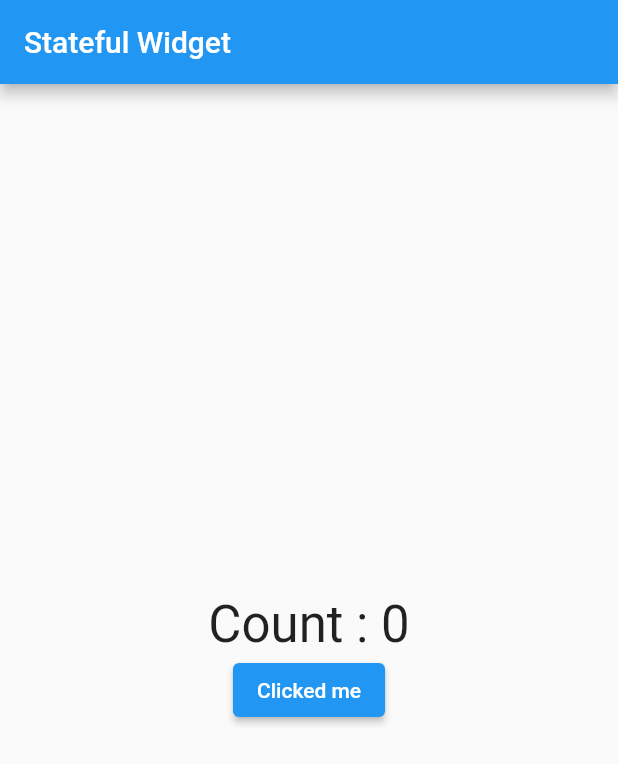
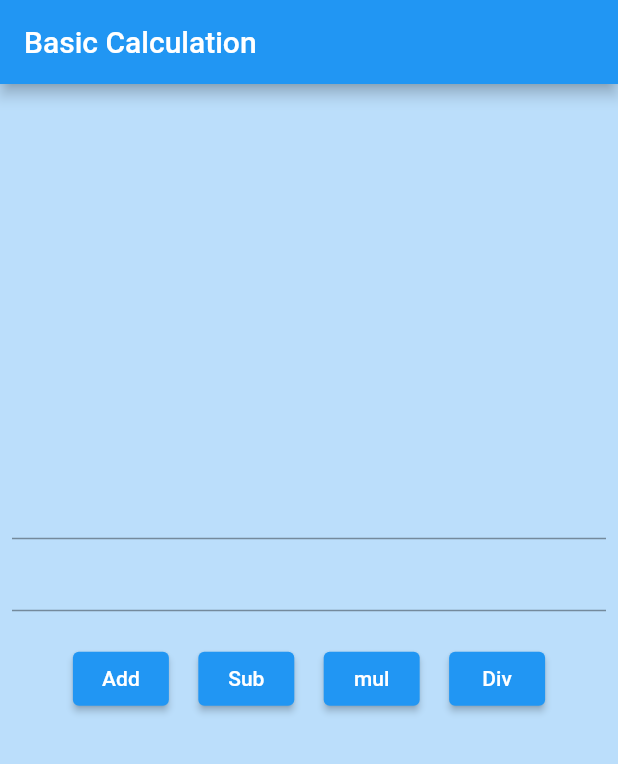
Before and after one commit to ankitsingh060/flutter_practice_, a Flutter app: the screen it shows after launch, on a phone screen of 412 x 824 dp. Shown: the top 764 px of the screen. Run offline on Flutter 3.47's test engine with Material 2 defaults, Android fonts, the phone set to English and light mode, and no system bars; our stand-ins replace font_awesome_flutter.

Commit message:
learn setstate to set the variable value

```diff
--- a/postition_widget/lib/main.dart
+++ b/postition_widget/lib/main.dart
@@ -31,24 +31,104 @@ class MyHomePage extends StatefulWidget {
 
 class MyHomeState extends State<MyHomePage>{
   var count =0;
+  var no1Controller = TextEditingController();
+  var no2Controller = TextEditingController();
+  var result ="";
   @override
   Widget build(BuildContext context) {
     return Scaffold(
       appBar: AppBar(
-        title: Text("Stateful Widget")
+        title: Text("Basic Calculation")
       ),
-      body: Center(
+      // body: Center(
+      //   child: Column(
+      //     mainAxisAlignment: MainAxisAlignment.center,
+      //     children: [
+      //       Text('Count : $count', style: TextStyle(fontSize: 34),),
+      //       ElevatedButton(onPressed: (){
+      //         setState(() {
+      //           count++;
+      //           print(count);
+      //         });
+      //       }, child: Text("Clicked me"))
+      //     ],
+      //   ),
+      // ),
+
+      body: Container(
+        color: Colors.blue.shade100,
+        child: Center(
+          child: Padding(
+            padding: const EdgeInsets.all(8.0),
             child: Column(
               mainAxisAlignment: MainAxisAlignment.center,
               children: [
-            Text('Count : $count', style: TextStyle(fontSize: 34),),
+                TextField(
+                  keyboardType: TextInputType.number,
+                  controller: no1Controller,
+                ),
+                TextField(
+                  keyboardType: TextInputType.number  ,
+                  controller: no2Controller,
+                ),
+                Padding(
+                  padding: const EdgeInsets.all(21.0),
+                  child: Row(
+                    mainAxisAlignment: MainAxisAlignment.spaceEvenly,
+                     children: [
                       ElevatedButton(onPressed: (){
+                        var no1 = int.parse(no1Controller.text.toString());
+                        var no2 = int.parse(no2Controller.text.toString());
+
+                        var sum = no1 + no2;
+                        result = "The sum of $no1 and $no2 is $sum";
                         setState(() {
-                count++;
-                print(count);
+
                         });
-            }, child: Text("Clicked me"))
+                      }, child: Text('Add')),
+
+                      ElevatedButton(onPressed: (){
+                        var no1 = int.parse(no1Controller.text.toString());
+                        var no2 = int.parse(no2Controller.text.toString());
+
+                        var sub = no1 - no2;
+                        result = "The sub of $no1 and $no2 is $sub";
+                        setState(() {
+
+                        });
+                      }, child: Text('Sub')),
+
+                      ElevatedButton(onPressed: (){
+                        var no1 = int.parse(no1Controller.text.toString());
+                        var no2 = int.parse(no2Controller.text.toString());
+
+                        var mul = no1 * no2;
+                        result = "The mul of $no1 and $no2 is $mul";
+                        setState(() {
+
+                        });
+                      }, child: Text('mul')),
+
+                      ElevatedButton(onPressed: (){
+                        var no1 = int.parse(no1Controller.text.toString());
+                        var no2 = int.parse(no2Controller.text.toString());
+
+                        var div = no1 / no2;
+                        result = "The div of $no1 and $no2 is ${div.toStringAsFixed(2)}";
+                        setState(() {
+
+                        });
+                      }, child: Text('Div')),
                     ],
+                  ),
+                ),
+
+                Padding(padding: EdgeInsets.all(21),
+                  child: Text('$result',style: TextStyle(fontSize: 25),  ),)
+
+              ],
+            ),
+          ),
         ),
       ),
     );
```
Lines whose indentation alone changed are shown as unchanged.
